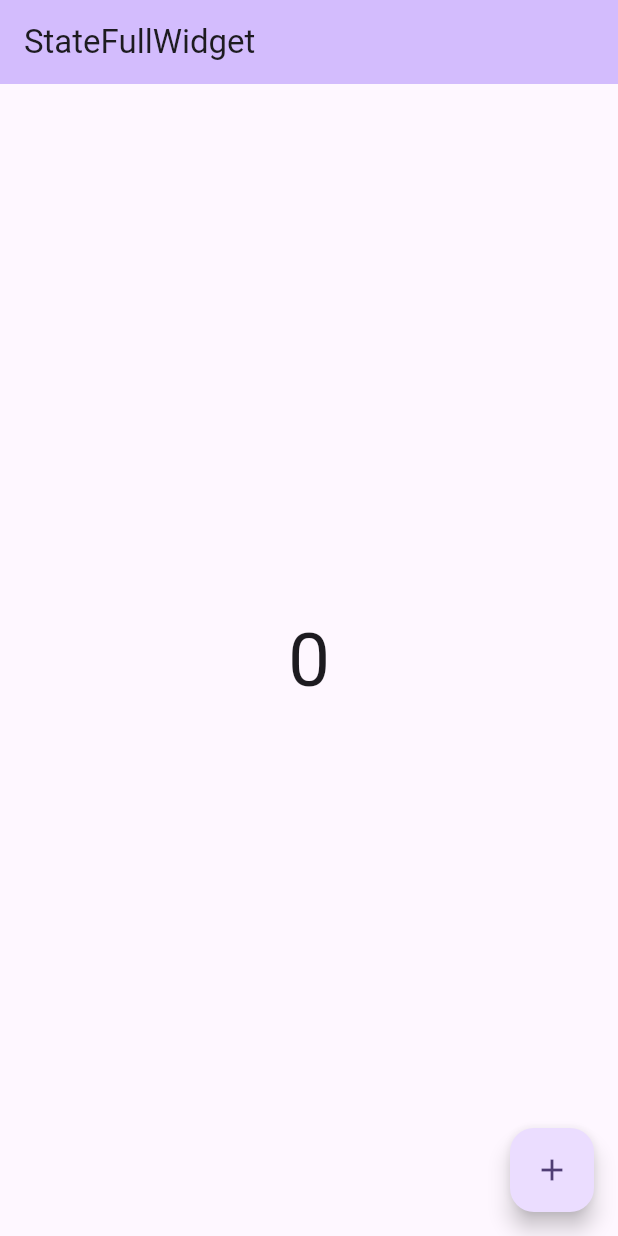
After one commit to VinayTShetty/Flutter, a Flutter app: the screen it shows after launch, on a phone screen of 412 x 824 dp. The commit adds this screen. Run offline on Flutter 3.47's test engine with Material 3 defaults, Android fonts, the phone set to English and light mode, and no system bars.

Commit message:
StateFull Widget. Basic Example of the Statefull Widget Changing State.

```diff
--- /dev/null
+++ b/lib/home_screen.dart
@@ -0,0 +1,43 @@
+import 'package:flutter/material.dart';
+
+class HomeScreen extends StatefulWidget {
+  const HomeScreen({super.key});
+
+  @override
+  State<HomeScreen> createState() => _HomeScreenState();
+}
+
+class _HomeScreenState extends State<HomeScreen> {
+  int counterNumber = 0;
+  @override
+  Widget build(BuildContext context) {
+    print("Widget Built");
+    return Scaffold(
+      appBar: AppBar(
+        backgroundColor: Theme.of(context).colorScheme.inversePrimary,
+        title: Text('StateFullWidget'),
+      ),
+      body: Column(
+        mainAxisAlignment: MainAxisAlignment.center,
+        children: [
+          Container(
+            child: Center(
+              child: Text(
+                counterNumber.toString(),
+                style: TextStyle(fontSize: 50),
+              ),
+            ),
+          )
+        ],
+      ),
+      floatingActionButton: FloatingActionButton(
+        onPressed: () {
+          setState(() {
+            counterNumber++;
+          });
+        },
+        child: Icon(Icons.add),
+      ),
+    );
+  }
+}
```
Also changed, not shown: lib/main.dart (+2 -49 lines), 1 other file.
